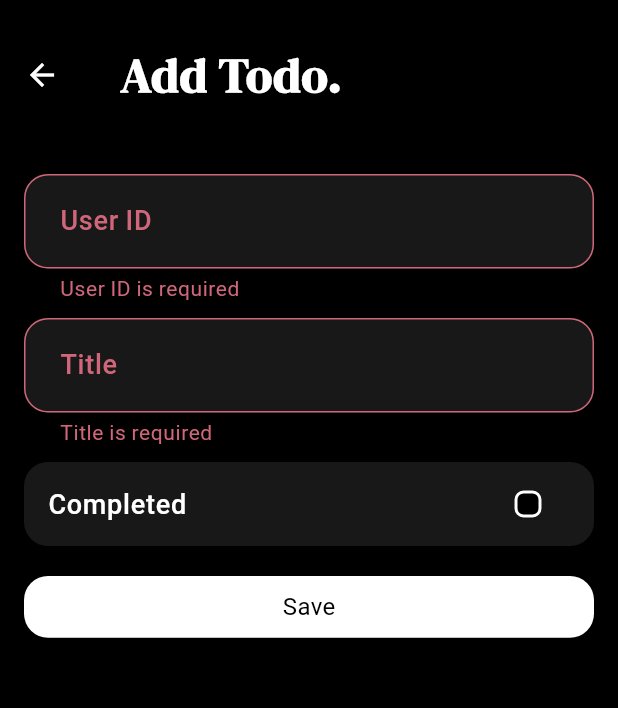
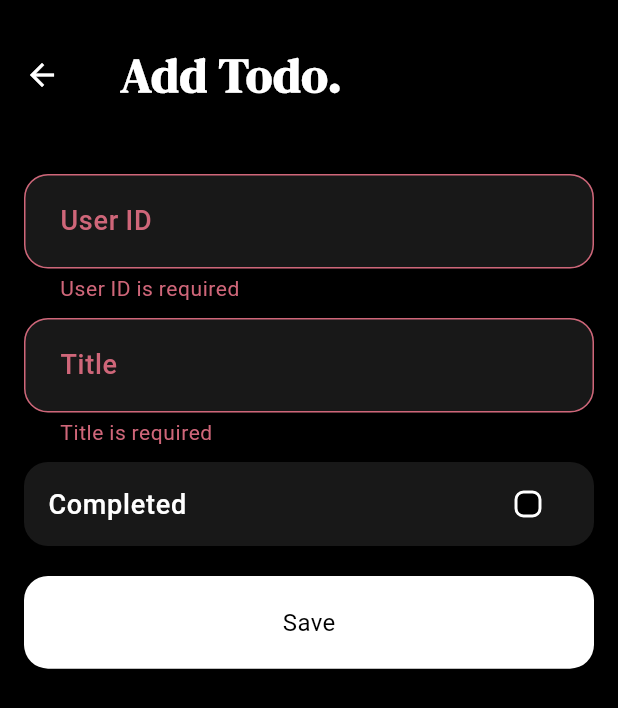
Before and after one commit to shyam-narayan/ortez_test, a Flutter app: the AddEditTodoScreen screen opened directly, after a tap on "Save", on a phone screen of 412 x 824 dp. Shown: the top 708 px of the screen. Run offline on Flutter 3.47's test engine with Material 3 defaults, Android fonts, the phone set to English and light mode, and no system bars; our stand-ins replace connectivity_plus, get, google_fonts, hive, hive_flutter; accounts and stored records are empty; network calls fail.

Commit message:
Changes made

```diff
--- a/lib/screens/add_edit_todo_screen.dart
+++ b/lib/screens/add_edit_todo_screen.dart
@@ -1,3 +1,5 @@
+// ignore_for_file: use_build_context_synchronously
+
 import 'dart:developer';
 
 import 'package:flutter/material.dart';
@@ -49,7 +51,12 @@ class _AddEditTodoScreenState extends State<AddEditTodoScreen> {
           completed: _completed,
         );
         await controller.addTodo(newTodo);
-        log('Added todo: \nUserId: \\${newTodo.userId}, Title: \\${newTodo.todo}, Completed: \\${newTodo.completed}');
+        log(
+          'Added todo: \nUserId: \\${newTodo.userId}, Title: \\${newTodo.todo}, Completed: \\${newTodo.completed}',
+        );
+        ScaffoldMessenger.of(context).showSnackBar(
+          const SnackBar(content: Text('Todo added successfully!')),
+        );
       } else {
         final updatedTodo = Todo(
           userId: widget.todo!.userId,
@@ -58,9 +65,15 @@ class _AddEditTodoScreenState extends State<AddEditTodoScreen> {
           completed: _completed,
         );
         await controller.updateTodo(updatedTodo);
-        log('Updated todo: \nId: \\${updatedTodo.id}, UserId: \\${updatedTodo.userId}, Title: \\${updatedTodo.todo}, Completed: \\${updatedTodo.completed}');
+        log(
+          'Updated todo: \nId: \\${updatedTodo.id}, UserId: \\${updatedTodo.userId}, Title: \\${updatedTodo.todo}, Completed: \\${updatedTodo.completed}',
+        );
+        ScaffoldMessenger.of(context).showSnackBar(
+          const SnackBar(content: Text('Todo updated successfully!')),
+        );
       }
       Get.back();
+      FocusScope.of(context).unfocus();
     }
   }
 
@@ -93,6 +106,7 @@ class _AddEditTodoScreenState extends State<AddEditTodoScreen> {
         padding: const EdgeInsets.all(16.0),
         child: Form(
           key: _formKey,
+          child: SingleChildScrollView(
             child: Column(
               children: [
                 if (widget.todo == null) ...[
@@ -129,7 +143,11 @@ class _AddEditTodoScreenState extends State<AddEditTodoScreen> {
                 InkWell(
                   onTap: _save,
                   child: Container(
-                  height: MediaQuery.of(context).size.width * 0.1,
+                    height:
+                        MediaQuery.of(context).orientation ==
+                            Orientation.landscape
+                        ? MediaQuery.of(context).size.height * 0.15
+                        : MediaQuery.of(context).size.width * 0.15,
                     width: double.maxFinite,
                     decoration: BoxDecoration(
                       color: Colors.white,
@@ -143,7 +161,9 @@ class _AddEditTodoScreenState extends State<AddEditTodoScreen> {
                     ),
                   ),
                 ),
+                const SizedBox(height: 20),
               ],
+            ),
           ),
         ),
       ),
```
Also changed, not shown: lib/controller/todo_controller.dart (+2 -8 lines), lib/screens/home_screen.dart (+42 -12 lines), lib/screens/info_screen.dart (added, +102 -0 lines), lib/services/todo_api_service.dart (+1 -28 lines). Lines whose indentation alone changed are shown as unchanged.
